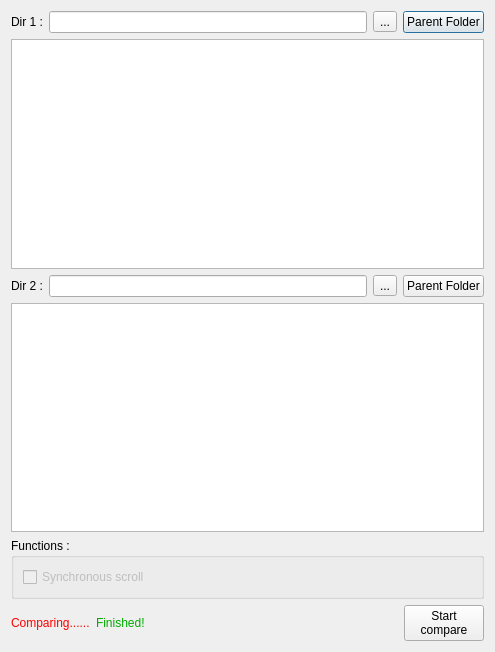
liyiji/riderapmoc, file CDMainWindow.ui: the form before one commit.
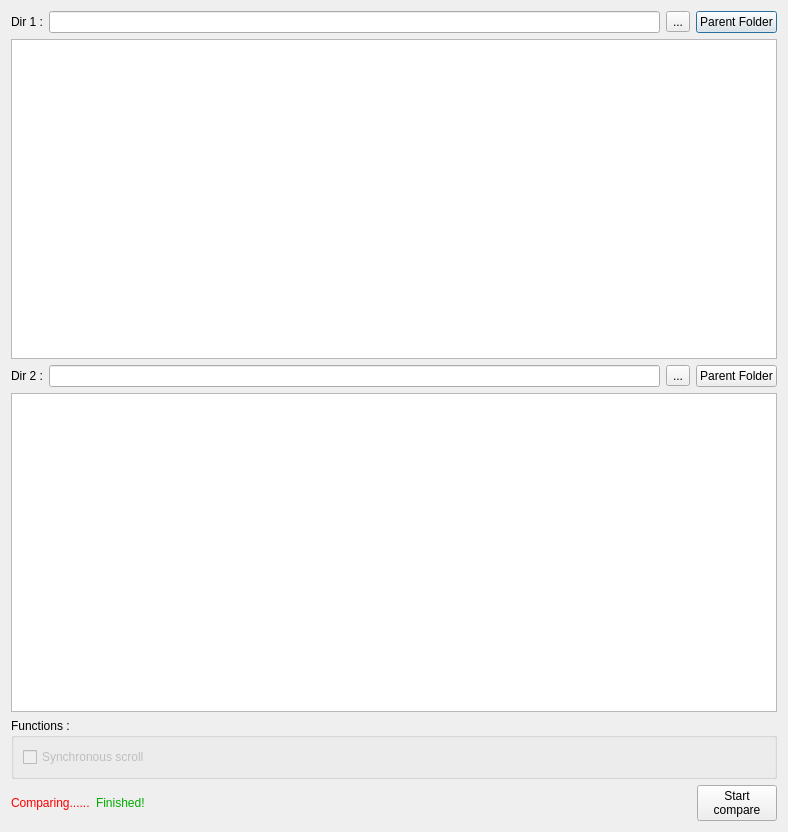
The form after the commit. Custom widgets are drawn as their Qt base class.

Diff of the .ui file:
```diff
--- a/CDMainWindow.ui
+++ b/CDMainWindow.ui
@@ -6,8 +6,8 @@
    <rect>
     <x>0</x>
     <y>0</y>
-    <width>495</width>
-    <height>652</height>
+    <width>788</width>
+    <height>832</height>
    </rect>
   </property>
   <property name="windowTitle">
```
Left out of the diff: 12 changed lines with no effect on the pictures.
